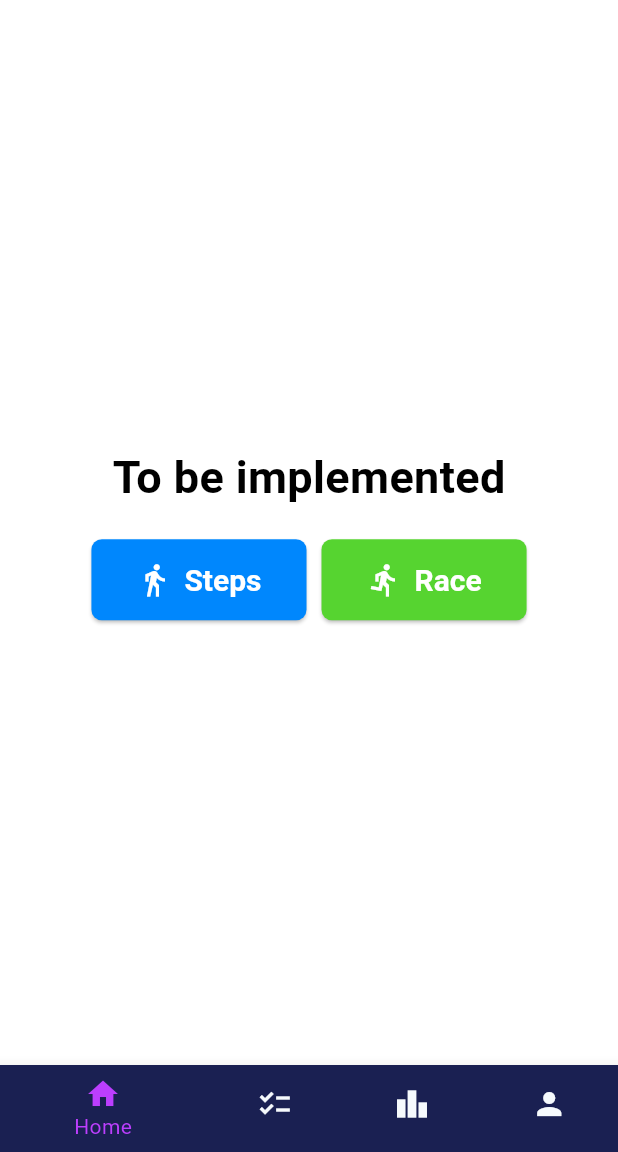
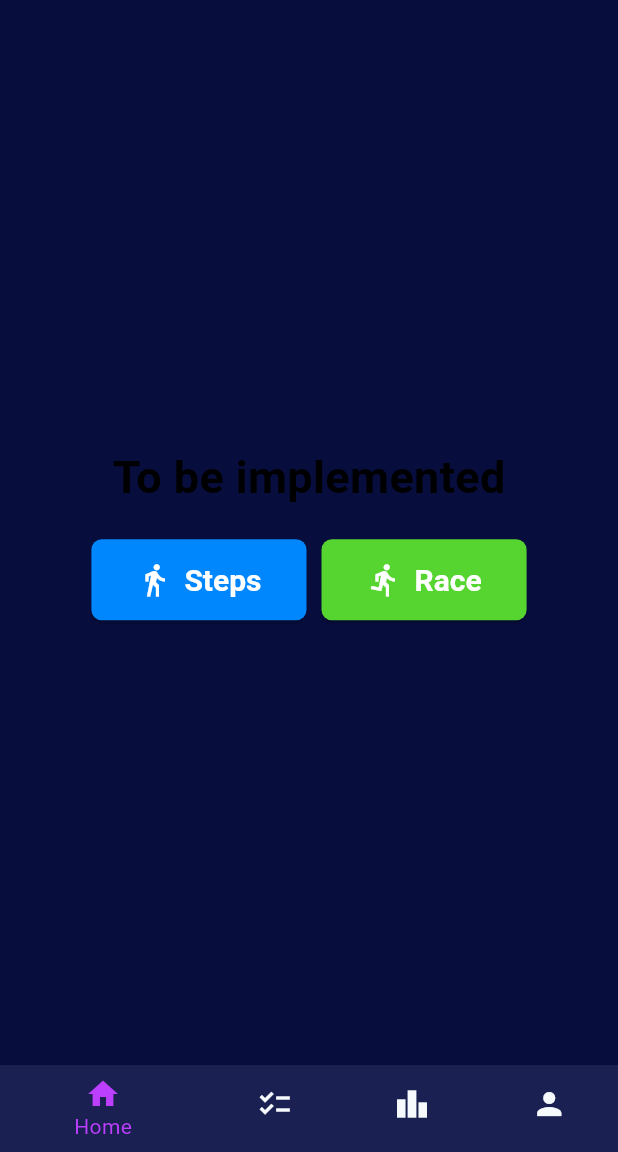
Before and after one commit to RealTeamRocket/rocket-app, a Flutter app: the HomePage screen opened directly, after a tap on "Race", on a phone screen of 412 x 824 dp, the part 84-1236 px from its top. Run offline on Flutter 3.47's test engine with Material 3 defaults, Android fonts, the phone set to English and light mode, and no system bars; our stand-ins replace fl_chart, flutter_dotenv, flutter_secure_storage, jwt_decoder, pedometer, permission_handler and 1 more; accounts and stored records are empty.

Commit message:
refactored color names and changed theme back

```diff
--- a/mobile_app/lib/constants/color_constants.dart
+++ b/mobile_app/lib/constants/color_constants.dart
@@ -6,9 +6,9 @@ class ColorConstants {
   static const orangeColor = Color(0xffe37222);
   static const backgroundColor = Color(0xff1D212A);
   static const white = Color(0xffffffff);
-  static const deepBlue = Color(0xff070D3D);
+  static const primaryColor = Color(0xff070D3D);
   static const purpleColor = Color(0xffBC3EFE);
-  static const greyColor = Color(0xff1A2052);
+  static const secoundaryColor = Color(0xff1A2052);
   static const greenColor = Color(0xff56D430);
   static const blueColor = Color(0xff0087FD);
 }
--- a/mobile_app/lib/pages/home_page.dart
+++ b/mobile_app/lib/pages/home_page.dart
@@ -1,5 +1,4 @@
 import 'package:flutter/material.dart';
-import '/utils/utils.dart';
 import '../constants/color_constants.dart';
 import '/widgets/widgets.dart';
 import 'pages.dart';
@@ -43,7 +42,7 @@ class _HomePageState extends State<HomePage> {
   Widget build(BuildContext context) {
     return Scaffold(
       appBar: AppBar(
-        backgroundColor: ColorConstants.greyColor,
+        backgroundColor: ColorConstants.secoundaryColor,
         title: Center(
           child: Text(
             widget.title,
--- a/mobile_app/lib/pages/profile_page.dart
+++ b/mobile_app/lib/pages/profile_page.dart
@@ -13,7 +13,7 @@ class _ProfilePageState extends State<ProfilePage> {
   @override
   Widget build(BuildContext context) {
     return Scaffold(
-      backgroundColor: ColorConstants.deepBlue,
+      backgroundColor: ColorConstants.primaryColor,
       body: Column(
         children: [
           Flexible(flex: 2, child: Profile()),
--- a/mobile_app/lib/pages/run_page.dart
+++ b/mobile_app/lib/pages/run_page.dart
@@ -48,7 +48,7 @@ class _RunPageState extends State<RunPage> {
   @override
   Widget build(BuildContext context) {
     return Scaffold(
-      backgroundColor: ColorConstants.white,
+      backgroundColor: ColorConstants.primaryColor,
       body: Column(
         mainAxisAlignment: MainAxisAlignment.center,
         children: <Widget>[
--- a/mobile_app/lib/widgets/home_page/run_progress.dart
+++ b/mobile_app/lib/widgets/home_page/run_progress.dart
@@ -1,7 +1,6 @@
 import 'package:flutter/material.dart';
 
 import '../../pages/pages.dart';
-import '../menu_bar.dart';
 import '../painters/painters.dart';
 
 class _RunPageState extends State<RunPage>  {
--- a/mobile_app/lib/widgets/home_page/step_counter.dart
+++ b/mobile_app/lib/widgets/home_page/step_counter.dart
@@ -39,7 +39,7 @@ class StepCounterWidget extends StatelessWidget {
           style: TextStyle(
             fontSize: 50.0,
             fontWeight: FontWeight.bold,
-            color: ColorConstants.blackColor,
+            color: ColorConstants.white,
           ),
         ),
       ],
--- a/mobile_app/lib/widgets/menu_bar.dart
+++ b/mobile_app/lib/widgets/menu_bar.dart
@@ -21,22 +21,22 @@ class _CustomMenuBarState extends State<CustomMenuBar> {
         BottomNavigationBarItem(
           icon: Icon(Icons.home),
           label: 'Home',
-          backgroundColor: ColorConstants.greyColor,
+          backgroundColor: ColorConstants.secoundaryColor,
         ),
         BottomNavigationBarItem(
           icon: Icon(Icons.checklist),
           label: 'Search',
-          backgroundColor: ColorConstants.greyColor,
+          backgroundColor: ColorConstants.secoundaryColor,
         ),
         BottomNavigationBarItem(
           icon: Icon(Icons.leaderboard),
           label: 'Leaderboards',
-          backgroundColor: ColorConstants.greyColor,
+          backgroundColor: ColorConstants.secoundaryColor,
         ),
         BottomNavigationBarItem(
           icon: Icon(Icons.person),
           label: 'Profile',
-          backgroundColor: ColorConstants.greyColor,
+          backgroundColor: ColorConstants.secoundaryColor,
         ),
       ],
       currentIndex: _currentIndex,
--- a/mobile_app/lib/widgets/painters/circle.dart
+++ b/mobile_app/lib/widgets/painters/circle.dart
@@ -17,7 +17,7 @@ class CircularProgressPainter extends CustomPainter {
   void paint(Canvas canvas, Size size) {
     final Paint backgroundPaint =
         Paint()
-          ..color = ColorConstants.greyColor
+          ..color = ColorConstants.secoundaryColor
           ..strokeWidth = strokeWidth
           ..style = PaintingStyle.stroke
           ..strokeCap = StrokeCap.round;
@@ -70,7 +70,7 @@ class CircularProgressPainter extends CustomPainter {
       text: TextSpan(
         text: 'Steps',
         style: TextStyle(
-          color: ColorConstants.blackColor,
+          color: ColorConstants.white,
           fontSize: 40.0,
           fontWeight: FontWeight.bold,
         ),
```
